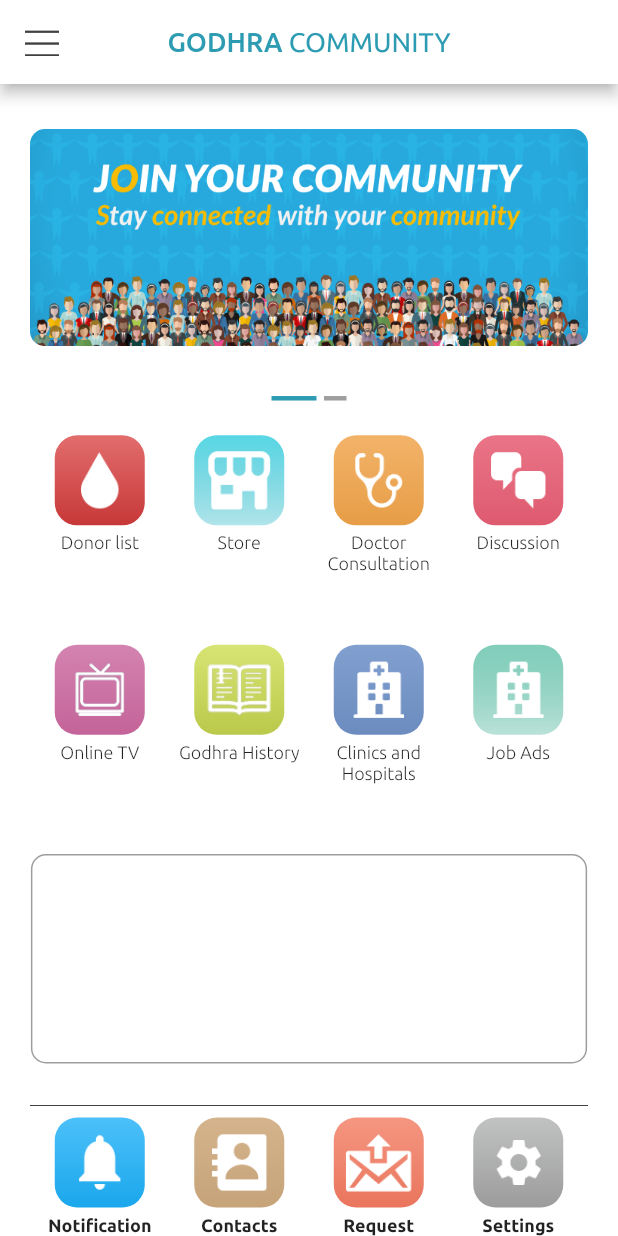
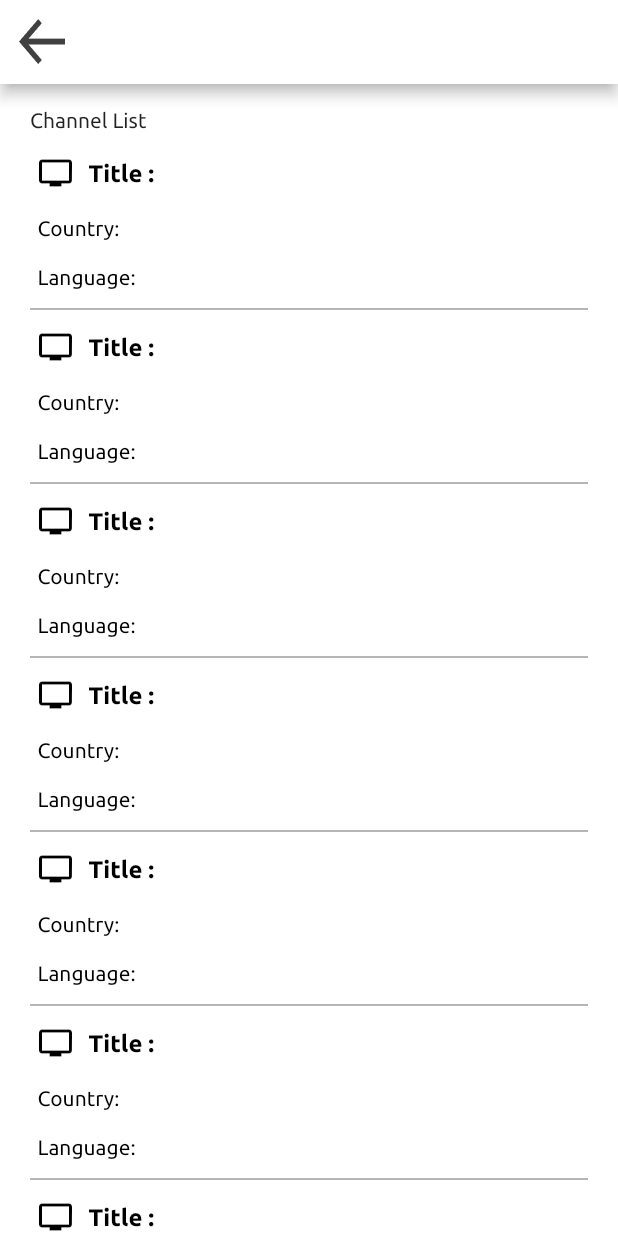
Before and after one commit to khuzaimashoaib/GodhraCommunityApp, a Flutter app: the screen it shows after launch, after a tap on "Online TV", on a phone screen of 412 x 824 dp. Run offline on Flutter 3.47's test engine with Material 2 defaults, Android fonts, the phone set to English and light mode, and no system bars; drawn by our look-alikes of smooth_page_indicator; our stand-ins replace flutter_spinkit, fluttertoast, google_maps_flutter, share_plus; project files that could hold a hidden picture were left out.

Commit message:
Making Online tv page and container

```diff
--- /dev/null
+++ b/lib/components/onlineTV/TvContainer.dart
@@ -0,0 +1,67 @@
+import 'package:flutter/material.dart';
+
+class TvContainer extends StatelessWidget {
+  const TvContainer({super.key});
+
+  @override
+  Widget build(BuildContext context) {
+    return Column(
+      children: [
+        Container(
+          width: double.infinity,
+          height: 100,
+          decoration: BoxDecoration(
+            borderRadius: BorderRadius.circular(10),
+            color: Colors.white,
+          ),
+          child: Padding(
+            padding: EdgeInsetsDirectional.fromSTEB(5, 5, 5, 5),
+            child: Column(
+              mainAxisAlignment: MainAxisAlignment.spaceBetween,
+              mainAxisSize: MainAxisSize.max,
+              crossAxisAlignment: CrossAxisAlignment.start,
+              children: [
+                Row(
+                  mainAxisSize: MainAxisSize.max,
+                  children: [
+                    Icon(Icons.tv, color: Colors.black),
+                    SizedBox(width: 10),
+                    Text(
+                      'Title :',
+                      style: TextStyle(
+                          fontFamily: 'Ubuntu',
+                          fontWeight: FontWeight.bold,
+                          fontSize: 16,
+                          color: Colors.black),
+                    ),
+                  ],
+                ),
+                Box(0, 5),
+                Text(
+                  'Country:',
+                  style: TextStyle(fontFamily: 'Ubuntu', color: Colors.black),
+                ),
+                Box(0, 5),
+                Text(
+                  'Language:',
+                  style: TextStyle(fontFamily: 'Ubuntu', color: Colors.black),
+                ),
+              ],
+            ),
+          ),
+        ),
+        Divider(
+          thickness: 1,
+          color: Colors.grey.shade500,
+        ),
+      ],
+    );
+  }
+
+  Widget Box(double width, double height) {
+    return SizedBox(
+      width: width,
+      height: height,
+    );
+  }
+}
--- a/lib/main.dart
+++ b/lib/main.dart
@@ -6,6 +6,7 @@ import 'package:godhra_community/components/drawer/map_page.dart';
 import 'package:godhra_community/pages/dashboard.dart';
 import 'package:godhra_community/pages/drawer_pages/privacy_policy.dart';
 import 'package:godhra_community/pages/drawer_pages/profile_screen.dart';
+import 'package:godhra_community/pages/onlineTV/tv.dart';
 import 'package:godhra_community/pages/request_pages/requestPage.dart';
 import 'package:godhra_community/pages/splash.dart';
 
@@ -34,6 +35,7 @@ class MyApp extends StatelessWidget {
         '/requestPage': (context) => const RequestPage(),
         '/profile': (context) => ProfileView(),
         '/mapPage':(context) => MapPage(),
+        '/onlineTV':(context) => OnlineTV(),
       },
     );
   }
--- a/lib/pages/dashboard.dart
+++ b/lib/pages/dashboard.dart
@@ -163,7 +163,9 @@ class _DashboardState extends State<Dashboard> {
           mainAxisAlignment: MainAxisAlignment.center,
           children: [
             buttons(ColorConstant.sRowC1, TextConstant.sRowC1,
-                'assets/images/img_tv_icon.png', textstyle2, () {}),
+                'assets/images/img_tv_icon.png', textstyle2, () {
+              Navigator.pushNamed(context, '/onlineTV');
+            }),
             buttons(ColorConstant.sRowC2, TextConstant.sRowC2,
                 'assets/images/img_book_icon.png', textstyle2, () {}),
             buttons(ColorConstant.sRowC3, TextConstant.sRowC3,
--- /dev/null
+++ b/lib/pages/onlineTV/tv.dart
@@ -0,0 +1,63 @@
+import 'package:flutter/material.dart';
+import 'package:godhra_community/components/onlineTV/TvContainer.dart';
+
+class OnlineTV extends StatefulWidget {
+  const OnlineTV({super.key});
+
+  @override
+  State<OnlineTV> createState() => _OnlineTVState();
+}
+
+class _OnlineTVState extends State<OnlineTV> {
+  @override
+  Widget build(BuildContext context) {
+    Color colorBg = MediaQuery.of(context).platformBrightness == Brightness.dark
+        ? Colors.grey.shade900
+        : Colors.white;
+    return Scaffold(
+      appBar: AppBar(
+        backgroundColor: colorBg,
+        leading: IconButton(
+          icon: Image.asset('assets/images/icn_back_black.png'),
+          onPressed: () {
+            Navigator.pop(context);
+          },
+        ),
+        centerTitle: true,
+      ),
+      body: SafeArea(
+        child: Padding(
+          padding: const EdgeInsets.fromLTRB(20, 16, 20, 0),
+          child: Column(
+            crossAxisAlignment: CrossAxisAlignment.start,
+            children: [
+              Text(
+                'Channel List',
+                style: TextStyle(
+                    fontWeight: FontWeight.normal, fontFamily: 'Ubuntu'),
+              ),
+              SizedBox(height: 10.0),
+              Expanded(
+                child: SingleChildScrollView(
+                  child: Column(
+                    children: [
+                      TvContainer(),
+                      TvContainer(),
+                      TvContainer(),
+                      TvContainer(),
+                      TvContainer(),
+                      TvContainer(),
+                      TvContainer(),
+                      TvContainer(),
+                      TvContainer(),
+                    ],
+                  ),
+                ),
+              ),
+            ],
+          ),
+        ),
+      ),
+    );
+  }
+}
--- a/lib/pages/request_pages/requestPage.dart
+++ b/lib/pages/request_pages/requestPage.dart
@@ -13,25 +13,25 @@ class RequestPage extends StatefulWidget {
 }
 
 class _RequestPageState extends State<RequestPage> {
-  bool _showProgressIndicator = true;
-  bool _showAlertDialog = false;
-  late Future _future;
+  // bool _showProgressIndicator = true;
+  // bool _showAlertDialog = false;
+  // late Future _future;
 
-  Future fetchData() {
-    return Future.delayed(const Duration(seconds: 2), () {});
-  }
+  // Future fetchData() {
+  //   return Future.delayed(const Duration(seconds: 2), () {});
+  // }
 
-  @override
-  void initState() {
-    super.initState();
-    _future = fetchData().whenComplete(() {
-      if (!_showAlertDialog) {
-        setState(() {
-          _showProgressIndicator = false;
-        });
-      }
-    });
-  }
+  // @override
+  // void initState() {
+  //   super.initState();
+  //   _future = fetchData().whenComplete(() {
+  //     if (!_showAlertDialog) {
+  //       setState(() {
+  //         _showProgressIndicator = false;
+  //       });
+  //     }
+  //   });
+  // }
 
   @override
   Widget build(BuildContext context) {
```
